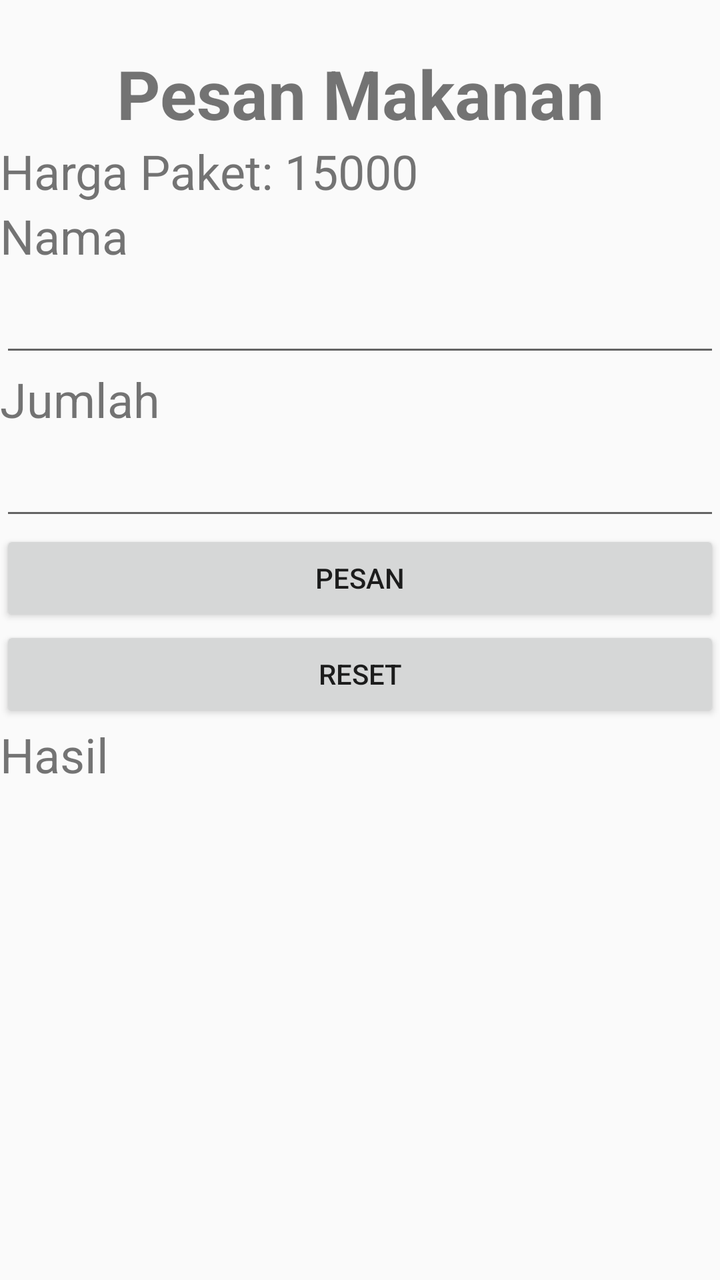
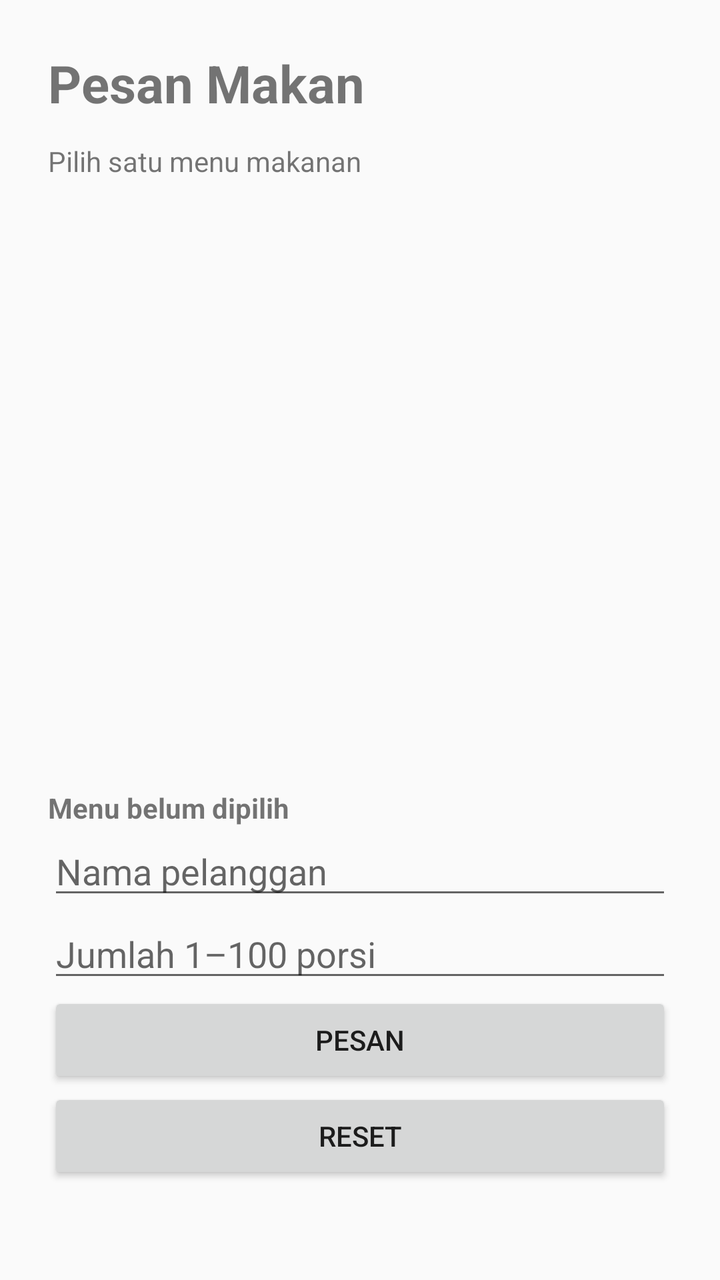

Compare the two renders of this Android layout. The source of the first and the diff that turns it into the second are given below.
<!-- AndroidManifest.xml: application theme Theme.MyApplication -->
<!-- res/layout/main_activity.xml -->
<?xml version="1.0" encoding="utf-8"?>
<LinearLayout xmlns:android="http://schemas.android.com/apk/res/android"
    android:orientation="vertical"
    android:layout_width="match_parent"
    android:layout_height="match_parent">

    <TextView
        android:id="@+id/tvJudul"
        android:layout_width="match_parent"
        android:layout_height="wrap_content"
        android:text="Pesan Makanan"
        android:layout_marginTop="24dp"
        android:textAlignment="center"
        android:textSize="34sp"
        android:textStyle="bold" />

    <TextView
        android:id="@+id/tvSubJudul"
        android:layout_width="match_parent"
        android:layout_height="wrap_content"
        android:text="Harga Paket: 15000"
        android:textSize="24sp" />

    <TextView
        android:id="@+id/tvNama"
        android:layout_width="match_parent"
        android:layout_height="wrap_content"
        android:text="Nama"
        android:textSize="24sp" />

    <EditText
        android:id="@+id/etNama"
        android:layout_width="match_parent"
        android:layout_height="wrap_content"
        android:ems="10"
        android:inputType="text"
        android:textSize="24sp" />

    <TextView
        android:id="@+id/tvJumlah"
        android:layout_width="match_parent"
        android:layout_height="wrap_content"
        android:text="Jumlah"
        android:textSize="24sp" />

    <EditText
        android:id="@+id/etJumlah"
        android:layout_width="match_parent"
        android:layout_height="wrap_content"
        android:ems="10"
        android:inputType="number"
        android:textSize="24sp" />

    <Button
        android:id="@+id/btnPesan"
        android:layout_width="match_parent"
        android:layout_height="wrap_content"
        android:text="Pesan" />

    <Button
        android:id="@+id/btnReset"
        android:layout_width="match_parent"
        android:layout_height="wrap_content"
        android:text="Reset" />

    <TextView
        android:layout_width="match_parent"
        android:layout_height="wrap_content"
        android:id="@+id/tvHasil"
        android:text="Hasil"
        android:textSize="24sp" />
</LinearLayout>
<!-- resources referenced by this layout -->
<resources>
  <style name="Theme.MyApplication" parent="android:Theme.Material.Light.NoActionBar" />
</resources>

<!-- the commit's change to res/layout/main_activity.xml (unified diff, before → after) -->
@@ -1,55 +1,55 @@
 <?xml version="1.0" encoding="utf-8"?>
-<LinearLayout xmlns:android="http://schemas.android.com/apk/res/android"
+<LinearLayout
+    xmlns:android="http://schemas.android.com/apk/res/android"
+    android:id="@+id/main"
+    android:layout_width="match_parent"
+    android:layout_height="match_parent"
     android:orientation="vertical"
-    android:layout_width="match_parent"
-    android:layout_height="match_parent">
+    android:padding="24dp">
 
     <TextView
-        android:id="@+id/tvJudul"
         android:layout_width="match_parent"
         android:layout_height="wrap_content"
-        android:text="Pesan Makanan"
-        android:layout_marginTop="24dp"
-        android:textAlignment="center"
-        android:textSize="34sp"
+        android:text="Pesan Makan"
+        android:textSize="26sp"
         android:textStyle="bold" />
 
     <TextView
-        android:id="@+id/tvSubJudul"
         android:layout_width="match_parent"
         android:layout_height="wrap_content"
-        android:text="Harga Paket: 15000"
-        android:textSize="24sp" />
+        android:layout_marginTop="12dp"
+        android:text="Pilih satu menu makanan" />
+
+    <ListView
+        android:id="@+id/lvMenu"
+        android:layout_width="match_parent"
+        android:layout_height="0dp"
+        android:layout_weight="1"
+        android:choiceMode="singleChoice" />
 
     <TextView
-        android:id="@+id/tvNama"
+        android:id="@+id/tvMenuDipilih"
         android:layout_width="match_parent"
         android:layout_height="wrap_content"
-        android:text="Nama"
-        android:textSize="24sp" />
+        android:layout_marginTop="8dp"
+        android:text="Menu belum dipilih"
+        android:textStyle="bold" />
 
     <EditText
         android:id="@+id/etNama"
         android:layout_width="match_parent"
         android:layout_height="wrap_content"
-        android:ems="10"
-        android:inputType="text"
-        android:textSize="24sp" />
-
-    <TextView
-        android:id="@+id/tvJumlah"
-        android:layout_width="match_parent"
-        android:layout_height="wrap_content"
-        android:text="Jumlah"
-        android:textSize="24sp" />
+        android:hint="Nama pelanggan"
+        android:inputType="textPersonName"
+        android:maxLines="1" />
 
     <EditText
         android:id="@+id/etJumlah"
         android:layout_width="match_parent"
         android:layout_height="wrap_content"
-        android:ems="10"
+        android:hint="Jumlah 1–100 porsi"
         android:inputType="number"
-        android:textSize="24sp" />
+        android:maxLines="1" />
 
     <Button
         android:id="@+id/btnPesan"
@@ -61,12 +61,7 @@
         android:id="@+id/btnReset"
         android:layout_width="match_parent"
         android:layout_height="wrap_content"
+        android:layout_marginBottom="24dp"
         android:text="Reset" />
 
-    <TextView
-        android:layout_width="match_parent"
-        android:layout_height="wrap_content"
-        android:id="@+id/tvHasil"
-        android:text="Hasil"
-        android:textSize="24sp" />
 </LinearLayout>
